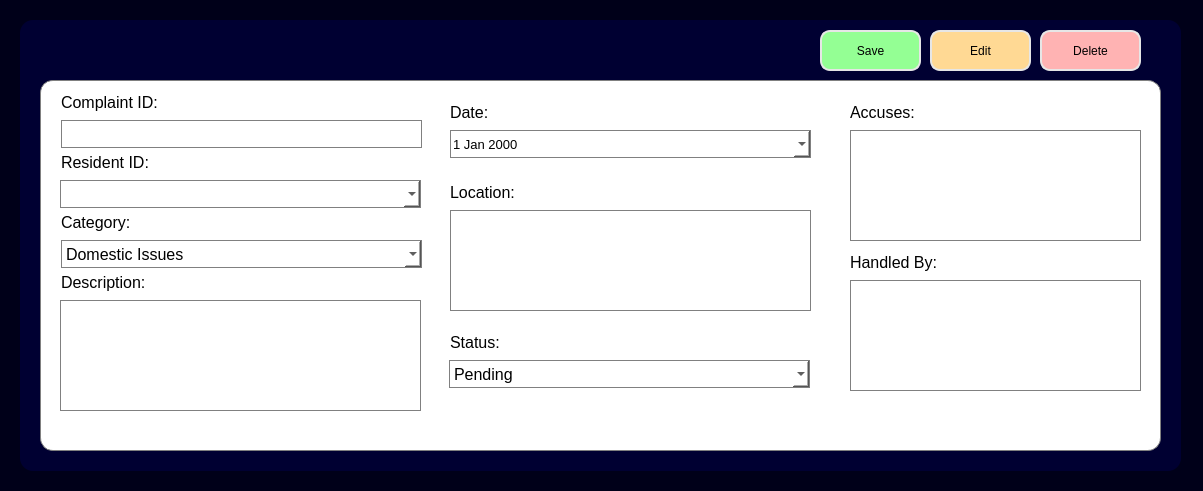
The window that uifiles/infocomplaintui.ui (mustafamclngn/CCC151-ComplaSys) describes before a commit, drawn with Qt 5.
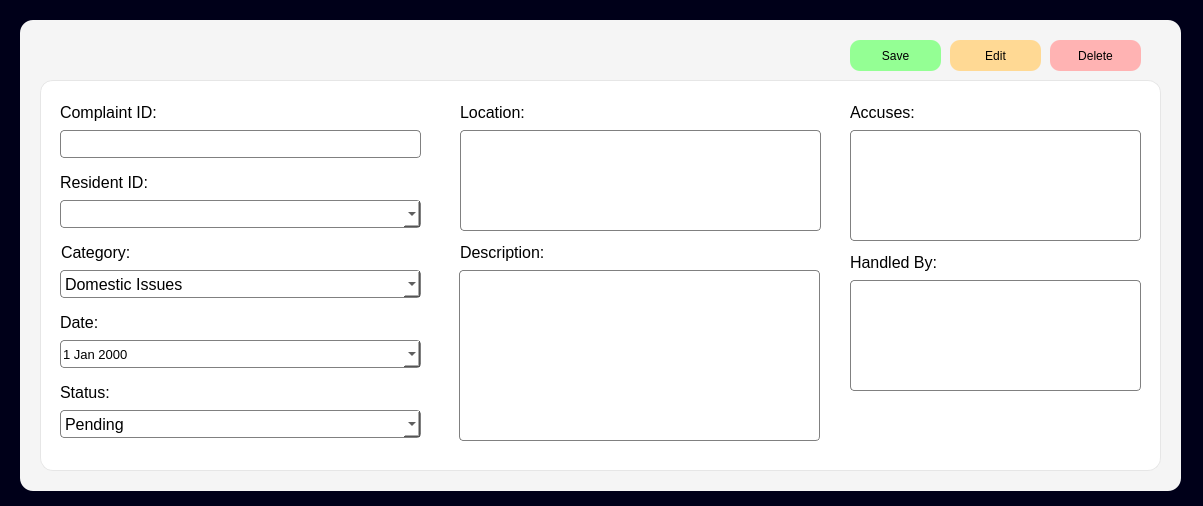
The same window after the commit. Icons and pictures are not drawn.

Diff of the .ui file:
```diff
--- a/uifiles/infocomplaintui.ui
+++ b/uifiles/infocomplaintui.ui
@@ -7,7 +7,7 @@
     <x>0</x>
     <y>0</y>
     <width>1203</width>
-    <height>491</height>
+    <height>506</height>
    </rect>
   </property>
   <property name="windowTitle">
@@ -22,11 +22,11 @@
      <x>20</x>
      <y>20</y>
      <width>1161</width>
-     <height>451</height>
+     <height>471</height>
     </rect>
    </property>
    <property name="styleSheet">
-    <string notr="true">background-color: rgb(0, 0, 50);
+    <string notr="true">background-color: rgb(245, 245, 245);
 border-radius: 13px;</string>
    </property>
    <property name="frameShape">
@@ -41,12 +41,12 @@
       <x>20</x>
       <y>60</y>
       <width>1121</width>
-      <height>371</height>
+      <height>391</height>
      </rect>
     </property>
     <property name="styleSheet">
      <string notr="true">background-color: white;
-border: 1px solid grey;
+border: 1px solid rgb(230, 230, 230);
 border-radius: 13px;</string>
     </property>
     <property name="frameShape">
@@ -58,8 +58,8 @@
     <widget class="QLabel" name="label_resident_id">
      <property name="geometry">
       <rect>
-       <x>21</x>
-       <y>10</y>
+       <x>20</x>
+       <y>20</y>
        <width>124</width>
        <height>24</height>
       </rect>
@@ -79,8 +79,8 @@
     <widget class="QLineEdit" name="infocomplaint_complaintID_input">
      <property name="geometry">
       <rect>
-       <x>21</x>
-       <y>40</y>
+       <x>20</x>
+       <y>50</y>
        <width>361</width>
        <height>28</height>
       </rect>
@@ -93,14 +93,14 @@
      <property name="styleSheet">
       <string notr="true">background-color: white;
 border: 1px solid grey;
-border-radius: 0px;</string>
+border-radius: 4px;</string>
      </property>
     </widget>
     <widget class="QLabel" name="label_first_name">
      <property name="geometry">
       <rect>
-       <x>21</x>
-       <y>70</y>
+       <x>20</x>
+       <y>90</y>
        <width>111</width>
        <height>24</height>
       </rect>
@@ -120,8 +120,8 @@
     <widget class="QLabel" name="label_dob">
      <property name="geometry">
       <rect>
-       <x>410</x>
-       <y>20</y>
+       <x>20</x>
+       <y>230</y>
        <width>50</width>
        <height>24</height>
       </rect>
@@ -141,8 +141,8 @@
     <widget class="QLabel" name="label_address">
      <property name="geometry">
       <rect>
-       <x>410</x>
-       <y>100</y>
+       <x>420</x>
+       <y>20</y>
        <width>82</width>
        <height>24</height>
       </rect>
@@ -162,8 +162,8 @@
     <widget class="QComboBox" name="infocomplaint_category_input">
      <property name="geometry">
       <rect>
-       <x>21</x>
-       <y>160</y>
+       <x>20</x>
+       <y>190</y>
        <width>361</width>
        <height>28</height>
       </rect>
@@ -176,7 +176,7 @@
      <property name="styleSheet">
       <string notr="true">background-color: white;
 border: 1px solid grey;
-border-radius: 0px;</string>
+border-radius: 4px;</string>
      </property>
      <item>
       <property name="text">
@@ -223,7 +223,7 @@
      <property name="geometry">
       <rect>
        <x>21</x>
-       <y>130</y>
+       <y>160</y>
        <width>87</width>
        <height>24</height>
       </rect>
@@ -243,8 +243,8 @@
     <widget class="QLabel" name="label_first_name_3">
      <property name="geometry">
       <rect>
-       <x>410</x>
-       <y>250</y>
+       <x>20</x>
+       <y>300</y>
        <width>63</width>
        <height>24</height>
       </rect>
@@ -264,8 +264,8 @@
     <widget class="QComboBox" name="infocomplaint_status_input">
      <property name="geometry">
       <rect>
-       <x>409</x>
-       <y>280</y>
+       <x>20</x>
+       <y>330</y>
        <width>361</width>
        <height>28</height>
       </rect>
@@ -278,7 +278,7 @@
      <property name="styleSheet">
       <string notr="true">background-color: white;
 border: 1px solid grey;
-border-radius: 0px;</string>
+border-radius: 4px;</string>
      </property>
      <item>
       <property name="text">
@@ -299,8 +299,8 @@
     <widget class="QLabel" name="label_address_2">
      <property name="geometry">
       <rect>
-       <x>21</x>
-       <y>190</y>
+       <x>420</x>
+       <y>160</y>
        <width>107</width>
        <height>24</height>
       </rect>
@@ -320,8 +320,8 @@
     <widget class="QDateEdit" name="infocomplaint_date_input">
      <property name="geometry">
       <rect>
-       <x>410</x>
-       <y>50</y>
+       <x>20</x>
+       <y>260</y>
        <width>361</width>
        <height>28</height>
       </rect>
@@ -334,7 +334,7 @@
      <property name="styleSheet">
       <string notr="true">background-color: white;
 border: 1px solid grey;
-border-radius: 0px;</string>
+border-radius: 4px;</string>
      </property>
      <property name="calendarPopup">
       <bool>true</bool>
@@ -344,7 +344,7 @@
      <property name="geometry">
       <rect>
        <x>20</x>
-       <y>100</y>
+       <y>120</y>
        <width>361</width>
        <height>28</height>
       </rect>
@@ -357,7 +357,7 @@
      <property name="styleSheet">
       <string notr="true">background-color: white;
 border: 1px solid grey;
-border-radius: 0px;</string>
+border-radius: 4px;</string>
      </property>
     </widget>
     <widget class="QLabel" name="label_address_3">
@@ -405,16 +405,16 @@
     <widget class="QTextEdit" name="infocomplaint_description_input">
      <property name="geometry">
       <rect>
-       <x>20</x>
-       <y>220</y>
+       <x>419</x>
+       <y>190</y>
        <width>361</width>
-       <height>111</height>
+       <height>171</height>
       </rect>
      </property>
      <property name="styleSheet">
       <string notr="true">background-color: white;
 border: 1px solid grey;
-border-radius: 0px;</string>
+border-radius: 4px;</string>
      </property>
      <property name="html">
       <string>&lt;!DOCTYPE HTML PUBLIC &quot;-//W3C//DTD HTML 4.0//EN&quot; &quot;http://www.w3.org/TR/REC-html40/strict.dtd&quot;&gt;
@@ -427,8 +427,8 @@
     <widget class="QTextEdit" name="infocomplaint_location_input">
      <property name="geometry">
       <rect>
-       <x>410</x>
-       <y>130</y>
+       <x>420</x>
+       <y>50</y>
        <width>361</width>
        <height>101</height>
       </rect>
@@ -436,7 +436,7 @@
      <property name="styleSheet">
       <string notr="true">background-color: white;
 border: 1px solid grey;
-border-radius: 0px;</string>
+border-radius: 4px;</string>
      </property>
      <property name="html">
       <string>&lt;!DOCTYPE HTML PUBLIC &quot;-//W3C//DTD HTML 4.0//EN&quot; &quot;http://www.w3.org/TR/REC-html40/strict.dtd&quot;&gt;
@@ -458,7 +458,7 @@
      <property name="styleSheet">
       <string notr="true">background-color: white;
 border: 1px solid grey;
-border-radius: 0px;</string>
+border-radius: 4px;</string>
      </property>
      <property name="html">
       <string>&lt;!DOCTYPE HTML PUBLIC &quot;-//W3C//DTD HTML 4.0//EN&quot; &quot;http://www.w3.org/TR/REC-html40/strict.dtd&quot;&gt;
@@ -480,7 +480,7 @@
      <property name="styleSheet">
       <string notr="true">background-color: white;
 border: 1px solid grey;
-border-radius: 0px;</string>
+border-radius: 4px;</string>
      </property>
      <property name="html">
       <string>&lt;!DOCTYPE HTML PUBLIC &quot;-//W3C//DTD HTML 4.0//EN&quot; &quot;http://www.w3.org/TR/REC-html40/strict.dtd&quot;&gt;
@@ -494,10 +494,10 @@
    <widget class="QPushButton" name="saveCompBtn">
     <property name="geometry">
      <rect>
-      <x>800</x>
-      <y>10</y>
-      <width>101</width>
-      <height>41</height>
+      <x>830</x>
+      <y>20</y>
+      <width>91</width>
+      <height>31</height>
      </rect>
     </property>
     <property name="font">
@@ -509,7 +509,6 @@
     </property>
     <property name="styleSheet">
      <string notr="true">background-color: rgb(148, 255, 148);
-border: 2px solid rgb(230, 230, 230);
 border-radius: 10px;
 color: black;</string>
     </property>
@@ -520,10 +519,10 @@
    <widget class="QPushButton" name="updCompBtn">
     <property name="geometry">
      <rect>
-      <x>910</x>
-      <y>10</y>
-      <width>101</width>
-      <height>41</height>
+      <x>930</x>
+      <y>20</y>
+      <width>91</width>
+      <height>31</height>
      </rect>
     </property>
     <property name="font">
@@ -535,7 +534,6 @@
     </property>
     <property name="styleSheet">
      <string notr="true">background-color: rgb(255, 217, 148);
-border: 2px solid rgb(230, 230, 230);
 border-radius: 10px;
 color: black;</string>
     </property>
@@ -550,10 +548,10 @@
    <widget class="QPushButton" name="delCompBtn">
     <property name="geometry">
      <rect>
-      <x>1020</x>
-      <y>10</y>
-      <width>101</width>
-      <height>41</height>
+      <x>1030</x>
+      <y>20</y>
+      <width>91</width>
+      <height>31</height>
      </rect>
     </property>
     <property name="font">
@@ -565,7 +563,6 @@
     </property>
     <property name="styleSheet">
      <string notr="true">background-color: rgb(255, 179, 179);
-border: 2px solid rgb(230, 230, 230);
 border-radius: 10px;
 color: black;</string>
     </property>
```
